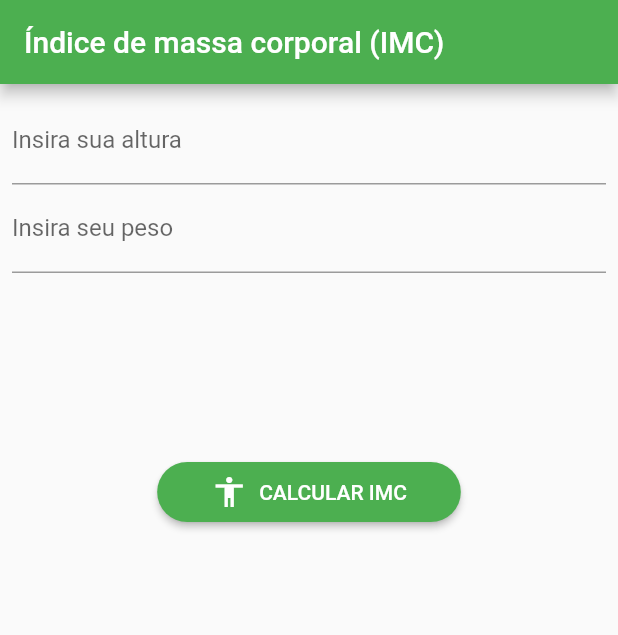
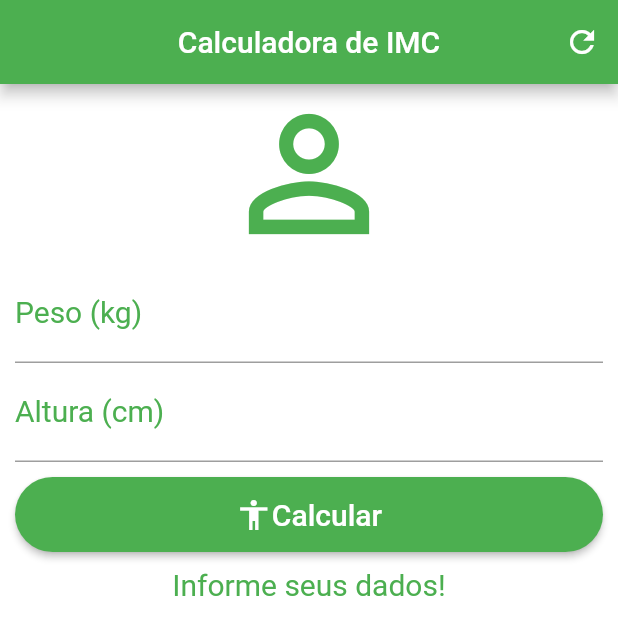
Before and after one commit to almeidasa/flutter_calculadoraIMC, a Flutter app: the screen it shows after launch, on a phone screen of 412 x 824 dp. Shown: the top 635 px of the screen. Run offline on Flutter 3.47's test engine with Material 2 defaults, Android fonts, the phone set to English and light mode, and no system bars.

Commit message:
Refatorando o código
Refatorando e corrigindo o código, melhorias em layout.

```diff
--- a/lib/main.dart
+++ b/lib/main.dart
@@ -1,112 +1,124 @@
 import 'package:flutter/material.dart';
 
-void main() => runApp(new MyApp());
-
-class MyApp extends StatelessWidget {
-  // This widget is the root of your application.
-  @override
-  Widget build(BuildContext context) {
-    return new MaterialApp(
-      title: 'Calculadora de IMC',
-      theme: new ThemeData(
-        primarySwatch: Colors.green,
-      ),
-      home: new MyHomePage(title: 'Índice de massa corporal (IMC)'),
-    );
-  }
+void main() {
+  runApp(MaterialApp(
+    home: Home(),
+  ));
 }
 
-class MyHomePage extends StatefulWidget {
-  MyHomePage({Key key, this.title}) : super(key: key);
-  final String title;
-
+class Home extends StatefulWidget {
   @override
-  _MyHomePageState createState() => new _MyHomePageState();
+  _HomeState createState() => _HomeState();
 }
 
-class _MyHomePageState extends State<MyHomePage> {
-  double _imc = 00.000;
-  String _StrIMC = "";
-  String _alt = "0.0";
-  String _peso = "0.0";
-  String _result = "";
+class _HomeState extends State<Home> {
+  TextEditingController pesoController = TextEditingController();
+  TextEditingController alturaController = TextEditingController();
 
-  void _calculaIMC() {
+  GlobalKey<FormState> _formKey = GlobalKey<FormState>();
+
+  String _info = 'Informe seus dados!';
+
+  void _resetFields() {
+    pesoController.text = '';
+    alturaController.text = '';
     setState(() {
-      if (_peso == "" || _alt == "") {
-        _StrIMC = "";
-        _result = "";
-      } else {
-        _imc = (double.parse(_peso) /
-            (double.parse(_alt) * double.parse(_alt)).ceilToDouble());
-        _StrIMC = "IMC: " + _imc.toString().substring(0, 6) + " kg/m²";
+      _info = 'Informe seus dados!';
+    });
+  }
 
-        if (_imc < 16.0) {
-          _result = "Magreza Grave";
-        } else if (_imc >= 16.0 && _imc < 17.0) {
-          _result = "Magreza Moderada";
-        } else if (_imc >= 17.0 && _imc < 18.5) {
-          _result = "Magreza Leve";
-        } else if (_imc >= 18.5 && _imc < 25.0) {
-          _result = "Saudável";
-        } else if (_imc >= 25.0 && _imc < 30.0) {
-          _result = "Sobrepeso ";
-        } else if (_imc >= 30.0 && _imc < 35.0) {
-          _result = "Obesidade";
-        } else if (_imc >= 35.0 && _imc < 40.0) {
-          _result = "Obesidade Severa";
-        } else if (_imc >= 40.0) {
-          _result = "Obesidade Mórbida";
-        }
+  void _calculate() {
+    setState(() {
+      double peso = double.parse(pesoController.text.replaceAll(',', '.'));
+      double altura = double.parse(
+              alturaController.text.replaceAll('.', '').replaceAll(',', '')) /
+          100;
+      double imc = peso / (altura * altura);
+
+      if (imc < 16.0) {
+        _info = "Magreza Grave IMC: (${imc.toStringAsPrecision(3)})";
+      } else if (imc >= 16.0 && imc < 17.0) {
+        _info = "Magreza Moderada IMC: (${imc.toStringAsPrecision(3)})";
+      } else if (imc >= 17.0 && imc < 18.5) {
+        _info = "Magreza Leve IMC: (${imc.toStringAsPrecision(3)})";
+      } else if (imc >= 18.5 && imc < 25.0) {
+        _info = "Saudável IMC: (${imc.toStringAsPrecision(3)})";
+      } else if (imc >= 25.0 && imc < 30.0) {
+        _info = "Sobrepeso IMC: (${imc.toStringAsPrecision(3)})";
+      } else if (imc >= 30.0 && imc < 35.0) {
+        _info = "Obesidade IMC: (${imc.toStringAsPrecision(3)})";
+      } else if (imc >= 35.0 && imc < 40.0) {
+        _info = "Obesidade Severa IMC: (${imc.toStringAsPrecision(3)})";
+      } else if (imc >= 40.0) {
+        _info = "Obesidade Mórbida IMC: (${imc.toStringAsPrecision(3)})";
       }
     });
   }
 
   @override
   Widget build(BuildContext context) {
-    return new Scaffold(
-      appBar: new AppBar(
-        title: new Text(widget.title),
+    return Scaffold(
+        appBar: AppBar(
+          title: Text('Calculadora de IMC'),
+          centerTitle: true,
+          backgroundColor: Colors.green,
+          actions: <Widget>[
+            IconButton(
+              icon: Icon(Icons.refresh),
+              onPressed: _resetFields,
+            )
+          ],
         ),
-      body: new Container(
-        padding: const EdgeInsets.all(8.0),
-        child: new Column(
-          mainAxisAlignment: MainAxisAlignment.start,
+        backgroundColor: Colors.white,
+        body: SingleChildScrollView(
+            //Para quando abrir o teclado permita rolar a página sem dar conflito
+            padding: EdgeInsets.fromLTRB(10.0, 0.0, 10.0, 0.0),
+            child: Form(
+              key: _formKey,
+              child: Column(
+                crossAxisAlignment: CrossAxisAlignment.stretch,
                 children: <Widget>[
-            new TextField(
-              onChanged: (text) {
-                _alt = "$text".replaceAll(',', '.');
-              },
-              keyboardType: TextInputType.number,
-              decoration: InputDecoration(labelText: 'Insira sua altura'),
+                  Icon(
+                    Icons.perm_identity,
+                    size: 120.0,
+                    color: Colors.green,
                   ),
-            new TextField(
-              onChanged: (text) {
-                _peso = "$text".replaceAll(',', '.');
-              },
+                  TextFormField(
                     keyboardType: TextInputType.number,
                     decoration: InputDecoration(
-                labelText: 'Insira seu peso',
+                        labelText: 'Peso (kg)',
+                        labelStyle: TextStyle(color: Colors.green)),
+                    textAlign: TextAlign.center,
+                    style: TextStyle(color: Colors.green, fontSize: 20.0),
+                    controller: pesoController,
+                    validator: (value) {
+                      if (value.isEmpty) {
+                        return 'Insira seu Peso!';
+                      }
+                    },
                   ),
+                  TextFormField(
+                    keyboardType:
+                        TextInputType.numberWithOptions(decimal: false),
+                    decoration: InputDecoration(
+                        labelText: 'Altura (cm)',
+                        labelStyle: TextStyle(color: Colors.green)),
+                    textAlign: TextAlign.center,
+                    style: TextStyle(color: Colors.green, fontSize: 20.0),
+                    controller: alturaController,
+                    validator: (value) {
+                      if (value.isEmpty) {
+                        return 'Insira sua Altura!';
+                      }
+                    },
                   ),
                   Padding(
-                padding: EdgeInsets.only(top: 20.0, bottom: 10.0),
-                child: Text('$_StrIMC',
-                    overflow: TextOverflow.ellipsis,
-                    style: new TextStyle(
-                      fontWeight: FontWeight.bold,
-                      fontSize: 25.0,
-                    ))),
-            Padding(
-                padding: EdgeInsets.only(bottom: 10.0),
-                child: Text(
-                  '$_result',
-                  style: Theme.of(context).textTheme.display2,
-                )),
-            new RaisedButton(
-              child: Padding(
-                  padding:
-                      EdgeInsets.symmetric(vertical: 8.0, horizontal: 20.0),
+                    padding: EdgeInsets.only(top: 10.0, bottom: 10.0),
+                    child: Container(
+                        height: 50.0,
+                        child: RaisedButton(
+                          splashColor: Colors.deepOrange,
+                          shape: const StadiumBorder(),
                           child: Row(
                               mainAxisSize: MainAxisSize.min,
                               children: <Widget>[
@@ -114,25 +126,27 @@ class _MyHomePageState extends State<MyHomePage> {
                                   Icons.accessibility,
                                   color: Colors.white,
                                 ),
-                      SizedBox(width: 8.0),
                                 Text(
-                        'CALCULAR IMC',
+                                  'Calcular',
                                   style: TextStyle(
-                          color: Colors.white,
+                                      color: Colors.white, fontSize: 20.0),
+                                )
+                              ]),
+                          color: Colors.green,
+                          onPressed: () {
+                            if (_formKey.currentState.validate()) {
+                              _calculate();
+                            }
+                          },
+                        )),
                   ),
-                      ),
-                    ],
-                  )),
-              onPressed: () {
-                _calculaIMC();
-              },
-              color: Colors.green,
-              splashColor: Colors.deepOrange,
-              shape: const StadiumBorder(),
+                  Text(
+                    _info,
+                    textAlign: TextAlign.center,
+                    style: TextStyle(color: Colors.green, fontSize: 20.0),
                   )
                 ],
               ),
-      ),
-    );
+            )));
   }
 }
```
Also changed, not shown: 1 other file. Lines whose indentation alone changed are shown as unchanged.
